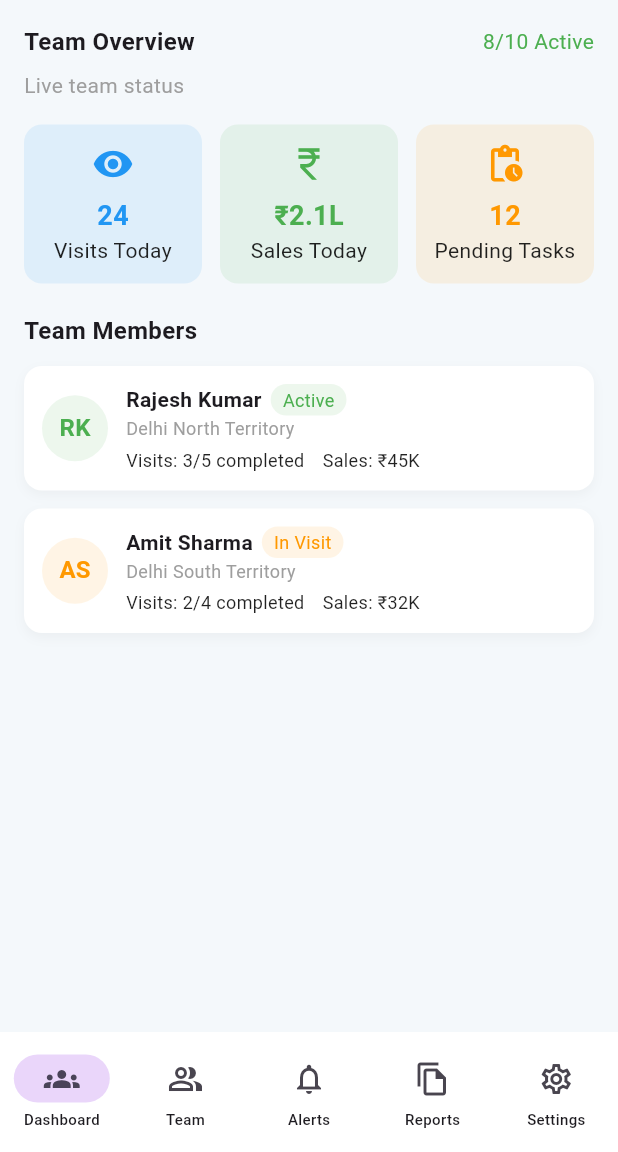
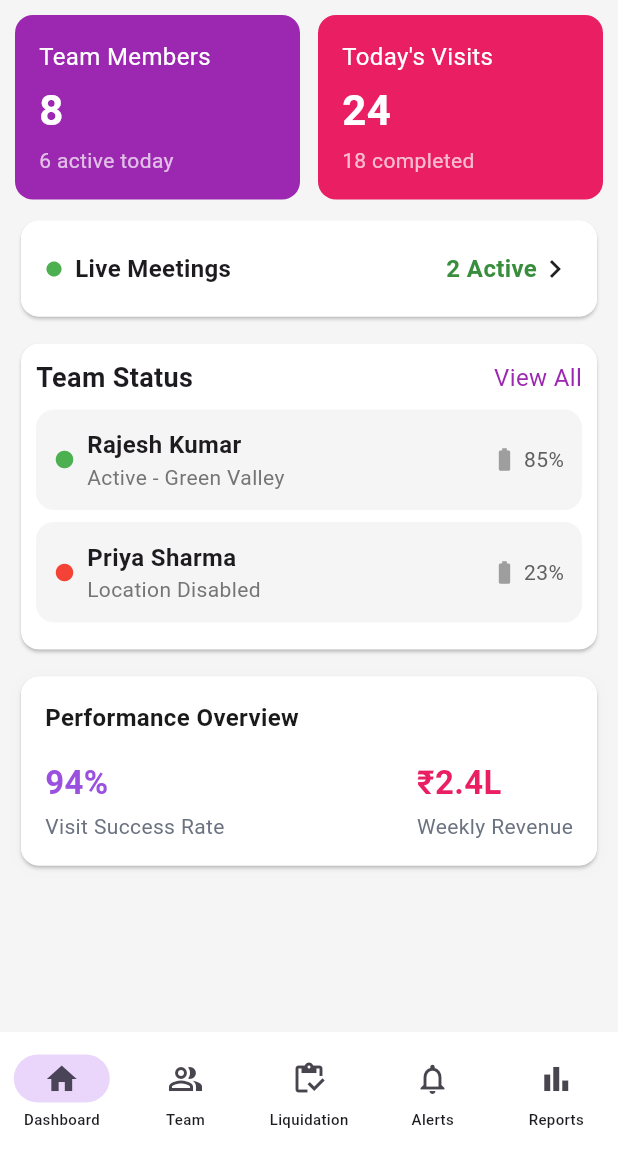
Before and after one commit to suresh429/Gencrest_flutter, a Flutter app: the TSMHomePage screen opened directly, on a phone screen of 412 x 824 dp, the part 84-1236 px from its top. Run offline on Flutter 3.47's test engine with Material 3 defaults, Android fonts, the phone set to English and light mode, and no system bars; our stand-ins replace connectivity_plus, dio, flutter_native_splash, get, hive, hive_flutter; accounts and stored records are empty.

```diff
--- a/lib/app/bindings/initial_binding.dart
+++ b/lib/app/bindings/initial_binding.dart
@@ -1,5 +1,6 @@
 import 'package:gencrest/app/controllers/reports_controller.dart';
 import 'package:gencrest/app/controllers/task_controller.dart';
+import 'package:gencrest/app/controllers/tsm_dashboard_controller.dart';
 import 'package:get/get.dart';
 import '../controllers/auth_controller.dart';
 import '../controllers/data_controller.dart';
@@ -15,5 +16,6 @@ class InitialBinding extends Bindings {
     Get.lazyPut(() => TaskController());
     Get.lazyPut(() => ReportsController());
     Get.lazyPut(() => LiquidationController());
+    Get.lazyPut(() => TsmDashboardController());
   }
 }
--- /dev/null
+++ b/lib/app/controllers/tsm_dashboard_controller.dart
@@ -0,0 +1,19 @@
+import 'package:get/get.dart';
+import 'package:get/get_state_manager/src/simple/get_controllers.dart';
+
+import '../data/models/team_member.dart';
+
+class TsmDashboardController extends GetxController {
+  var teamMembers = <TeamMember>[
+    TeamMember(
+        name: "Rajesh Kumar",
+        status: "Active - Green Valley",
+        isActive: true,
+        progress: 85),
+    TeamMember(
+        name: "Priya Sharma",
+        status: "Location Disabled",
+        isActive: false,
+        progress: 23),
+  ].obs;
+}
--- /dev/null
+++ b/lib/app/data/models/team_member.dart
@@ -0,0 +1,13 @@
+class TeamMember {
+  final String name;
+  final String status;
+  final bool isActive;
+  final int progress;
+
+  TeamMember({
+    required this.name,
+    required this.status,
+    required this.isActive,
+    required this.progress,
+  });
+}
--- /dev/null
+++ b/lib/app/pages/roles/tsm/tsm_Liquidation_screen.dart
@@ -0,0 +1,10 @@
+import 'package:flutter/material.dart';
+
+class TsmLiquidationScreen extends StatelessWidget {
+  const TsmLiquidationScreen({super.key});
+
+  @override
+  Widget build(BuildContext context) {
+    return const Placeholder();
+  }
+}
--- /dev/null
+++ b/lib/app/pages/roles/tsm/tsm_alert_screen.dart
@@ -0,0 +1,10 @@
+import 'package:flutter/material.dart';
+
+class TsmAlertScreen extends StatelessWidget {
+  const TsmAlertScreen({super.key});
+
+  @override
+  Widget build(BuildContext context) {
+    return const Placeholder();
+  }
+}
--- a/lib/app/pages/roles/tsm/tsm_dashboard.dart
+++ b/lib/app/pages/roles/tsm/tsm_dashboard.dart
@@ -1,90 +1,232 @@
 import 'package:flutter/material.dart';
+import 'package:gencrest/app/controllers/tsm_dashboard_controller.dart';
+import 'package:get/get.dart';
+import 'package:get/get_core/src/get_main.dart';
 
 import '../../../utils/colors.dart';
 
-class TSMHomeDashboard extends StatelessWidget {
-  const TSMHomeDashboard({super.key});
+class TSMHomeDashboard extends  StatelessWidget {
+final TsmDashboardController controller = Get.put(TsmDashboardController());
 
 @override
 Widget build(BuildContext context) {
   return Scaffold(
-      backgroundColor: AppColors.scaffoldBgColor,
+    backgroundColor: Colors.grey[100],
     body: SafeArea(
       child: SingleChildScrollView(
-          padding: const EdgeInsets.all(16),
+        padding: const EdgeInsets.all(10),
         child: Column(
           crossAxisAlignment: CrossAxisAlignment.start,
           children: [
-              // Header
-              // Team Overview
-              Row(
-                mainAxisAlignment: MainAxisAlignment.spaceBetween,
-                children: const [
-                  Text("Team Overview",
-                      style: TextStyle(fontSize: 16, fontWeight: FontWeight.bold)),
-                  Text("8/10 Active", style: TextStyle(color: Colors.green)),
-                ],
-              ),
-              const SizedBox(height: 8),
-              const Text("Live team status", style: TextStyle(color: Colors.grey)),
-              const SizedBox(height: 16),
-
+            // Top Row Cards
             Row(
               children: [
                 Expanded(
-                    child: _overviewCard(
-                      title: "Visits Today",
-                      value: "24",
-                      icon: Icons.visibility,
-                      color: Colors.blue,
-                    ),
+                  child: _statCard(
+                      color: Colors.purple,
+                      title: "Team Members",
+                      value: "8",
+                      subtitle: "6 active today"),
                 ),
                 const SizedBox(width: 12),
                 Expanded(
-                    child: _overviewCard(
-                      title: "Sales Today",
-                      value: "₹2.1L",
-                      icon: Icons.currency_rupee,
-                      color: Colors.green,
+                  child: _statCard(
+                      color: Colors.pink,
+                      title: "Today's Visits",
+                      value: "24",
+                      subtitle: "18 completed"),
+                ),
+              ],
+            ),
+            const SizedBox(height: 10),
+
+            // Live Meetings
+            Card(
+              elevation: 1,
+              color: Colors.white,
+              child: Container(
+                padding: const EdgeInsets.symmetric(horizontal: 16, vertical: 20),
+                decoration: BoxDecoration(
+                  color: Colors.white,
+                  borderRadius: BorderRadius.circular(12),
+                ),
+                child: Row(
+                  children: [
+                    const Icon(Icons.circle, color: Colors.green, size: 12),
+                    const SizedBox(width: 8),
+                    const Expanded(
+                      child: Text(
+                        "Live Meetings",
+                        style: TextStyle(fontSize: 16, fontWeight: FontWeight.bold),
                       ),
                     ),
-                  const SizedBox(width: 12),
+                    Text(
+                      "2 Active",
+                      style: TextStyle(
+                          fontSize: 16, color: Colors.green[700], fontWeight: FontWeight.w600),
+                    ),
+                    const Icon(Icons.chevron_right),
+                  ],
+                ),
+              ),
+            ),
+            const SizedBox(height: 10),
+
+            // Team Status Header
+            Card(
+              elevation: 1,
+              color: Colors.white,
+              child: Padding(
+                padding: const EdgeInsets.all(10.0),
+                child: Column(
+                  children: [
+                    Row(
+                      mainAxisAlignment: MainAxisAlignment.spaceBetween,
+                      children: [
+                        const Text("Team Status",
+                            style: TextStyle(fontSize: 18, fontWeight: FontWeight.bold)),
+                        Text("View All",
+                            style: TextStyle(fontSize: 16, color: Colors.purple)),
+                      ],
+                    ),
+
+                    const SizedBox(height: 8),
+
+                    // Team Status List
+                    Obx(() => ListView.builder(
+                      shrinkWrap: true,
+                      physics: const NeverScrollableScrollPhysics(),
+                      itemCount: controller.teamMembers.length,
+                      itemBuilder: (context, index) {
+                        final member = controller.teamMembers[index];
+                        return Container(
+                          margin: const EdgeInsets.only(bottom: 8),
+                          padding: const EdgeInsets.all(12),
+                          decoration: BoxDecoration(
+                            color: Colors.grey[100],
+                            borderRadius: BorderRadius.circular(12),
+                          ),
+                          child: Row(
+                            children: [
+                              Icon(Icons.circle,
+                                  color: member.isActive ? Colors.green : Colors.red,
+                                  size: 14),
+                              const SizedBox(width: 8),
                               Expanded(
-                    child: _overviewCard(
-                      title: "Pending Tasks",
-                      value: "12",
-                      icon: Icons.pending_actions,
-                      color: Colors.orange,
+                                child: Column(
+                                  crossAxisAlignment: CrossAxisAlignment.start,
+                                  children: [
+                                    Text(member.name,
+                                        style: const TextStyle(
+                                            fontSize: 16, fontWeight: FontWeight.bold)),
+                                    Text(member.status,
+                                        style: TextStyle(
+                                            fontSize: 14, color: Colors.grey[600])),
+                                  ],
+                                ),
+                              ),
+                              Row(
+                                children: [
+                                  const Icon(Icons.battery_full, size: 18, color: Colors.grey),
+                                  const SizedBox(width: 4),
+                                  Text("${member.progress}%",
+                                      style: TextStyle(
+                                          fontSize: 14, color: Colors.grey[700])),
+                                ],
+                              )
+                            ],
+                          ),
+                        );
+                      },
+                    )),
+                  ],
+                ),
+              ),
+            ),
+
+            const SizedBox(height: 10),
+
+            Card(
+              elevation: 1,
+              color: Colors.white,
+              child: Container(
+                padding: const EdgeInsets.all(16),
+                decoration: BoxDecoration(
+                  color: Colors.white,
+                  borderRadius: BorderRadius.circular(12),
+                  boxShadow: [
+                    BoxShadow(
+                      color: Colors.grey.withOpacity(0.05),
+                      blurRadius: 8,
+                      spreadRadius: 1,
+                      offset: const Offset(0, 2),
+                    )
+                  ],
+                ),
+                child: Column(
+                  crossAxisAlignment: CrossAxisAlignment.start,
+                  children: [
+                    const Text(
+                      "Performance Overview",
+                      style: TextStyle(
+                        fontSize: 16,
+                        fontWeight: FontWeight.w600,
+                        color: Color(0xFF1A1A1A),
+                      ),
+                    ),
+                    const SizedBox(height: 16),
+                    Row(
+                      mainAxisAlignment: MainAxisAlignment.spaceBetween,
+                      children: [
+                        Column(
+                          crossAxisAlignment: CrossAxisAlignment.start,
+                          children: const [
+                            Text(
+                              "94%",
+                              style: TextStyle(
+                                fontSize: 22,
+                                fontWeight: FontWeight.bold,
+                                color: Color(0xFF9B51E0),
+                              ),
+                            ),
+                            SizedBox(height: 4),
+                            Text(
+                              "Visit Success Rate",
+                              style: TextStyle(
+                                fontSize: 14,
+                                color: Color(0xFF6B7280),
                               ),
                             ),
                           ],
                         ),
-              const SizedBox(height: 20),
+                        Column(
+                          crossAxisAlignment: CrossAxisAlignment.start,
+                          children: const [
+                            Text(
+                              "₹2.4L",
+                              style: TextStyle(
+                                fontSize: 22,
+                                fontWeight: FontWeight.bold,
+                                color: Color(0xFFE91E63),
+                              ),
+                            ),
+                            SizedBox(height: 4),
+                            Text(
+                              "Weekly Revenue",
+                              style: TextStyle(
+                                fontSize: 14,
+                                color: Color(0xFF6B7280),
+                              ),
+                            ),
+                          ],
+                        ),
+                      ],
+                    )
+                  ],
+                ),
+              ),
+            )
 
-              // Team Members
-              const Text("Team Members",
-                  style: TextStyle(fontSize: 16, fontWeight: FontWeight.bold)),
-              const SizedBox(height: 12),
-
-              _teamMemberCard(
-                initials: "RK",
-                name: "Rajesh Kumar",
-                territory: "Delhi North Territory",
-                visits: "3/5 completed",
-                sales: "₹45K",
-                status: "Active",
-                statusColor: Colors.green,
-              ),
-              const SizedBox(height: 12),
-              _teamMemberCard(
-                initials: "AS",
-                name: "Amit Sharma",
-                territory: "Delhi South Territory",
-                visits: "2/4 completed",
-                sales: "₹32K",
-                status: "In Visit",
-                statusColor: Colors.orange,
-              ),
           ],
         ),
       ),
@@ -92,90 +234,31 @@ class TSMHomeDashboard extends StatelessWidget {
   );
 }
 
-  static Widget _overviewCard({
+Widget _statCard(
+    {required Color color,
       required String title,
       required String value,
-    required IconData icon,
-    required Color color,
-  }) {
+      required String subtitle}) {
   return Container(
-      padding: const EdgeInsets.all(12),
+    padding: const EdgeInsets.all(16),
     decoration: BoxDecoration(
-        color: color.withOpacity(0.1),
+      color: color,
       borderRadius: BorderRadius.circular(12),
     ),
     child: Column(
-        children: [
-          Icon(icon, color: color, size: 28),
-          const SizedBox(height: 8),
-          Text(value,
-              style: TextStyle(fontSize: 18, fontWeight: FontWeight.bold, color: color)),
-          Text(title, textAlign: TextAlign.center, style: const TextStyle(color: Colors.black87)),
-        ],
-      ),
-    );
-  }
-
-  static Widget _teamMemberCard({
-    required String initials,
-    required String name,
-    required String territory,
-    required String visits,
-    required String sales,
-    required String status,
-    required Color statusColor,
-  }) {
-    return Container(
-      padding: const EdgeInsets.all(12),
-      decoration: BoxDecoration(
-        color: Colors.white,
-        borderRadius: BorderRadius.circular(12),
-        boxShadow: [
-          BoxShadow(color: Colors.grey.withOpacity(0.1), blurRadius: 6, offset: const Offset(0, 3))
-        ],
-      ),
-      child: Row(
-        children: [
-          CircleAvatar(
-            radius: 22,
-            backgroundColor: statusColor.withOpacity(0.1),
-            child: Text(initials,
-                style: TextStyle(color: statusColor, fontWeight: FontWeight.bold)),
-          ),
-          const SizedBox(width: 12),
-          Expanded(
-            child: Column(
       crossAxisAlignment: CrossAxisAlignment.start,
       children: [
-                Row(
-                  children: [
-                    Text(name, style: const TextStyle(fontWeight: FontWeight.bold)),
-                    const SizedBox(width: 6),
-                    Container(
-                      padding: const EdgeInsets.symmetric(horizontal: 8, vertical: 2),
-                      decoration: BoxDecoration(
-                        color: statusColor.withOpacity(0.1),
-                        borderRadius: BorderRadius.circular(12),
-                      ),
-                      child: Text(status,
-                          style: TextStyle(color: statusColor, fontSize: 12)),
-                    ),
-                  ],
-                ),
-                Text(territory, style: const TextStyle(color: Colors.grey, fontSize: 12)),
+        Text(title,
+            style: const TextStyle(color: Colors.white, fontSize: 16)),
         const SizedBox(height: 4),
-                Row(
-                  children: [
-                    Text("Visits: $visits",
-                        style: const TextStyle(fontSize: 12, color: Colors.black87)),
-                    const SizedBox(width: 12),
-                    Text("Sales: $sales",
-                        style: const TextStyle(fontSize: 12, color: Colors.black87)),
-                  ],
-                ),
-              ],
-            ),
-          ),
+        Text(value,
+            style: const TextStyle(
+                color: Colors.white,
+                fontSize: 28,
+                fontWeight: FontWeight.bold)),
+        const SizedBox(height: 4),
+        Text(subtitle,
+            style: const TextStyle(color: Colors.white70, fontSize: 14)),
       ],
     ),
   );
--- a/lib/app/pages/roles/tsm/tsm_home_page.dart
+++ b/lib/app/pages/roles/tsm/tsm_home_page.dart
@@ -1,4 +1,8 @@
 import 'package:flutter/material.dart';
+import 'package:gencrest/app/pages/roles/tsm/tsm_Liquidation_screen.dart';
+import 'package:gencrest/app/pages/roles/tsm/tsm_alert_screen.dart';
+import 'package:gencrest/app/pages/roles/tsm/tsm_reports_screen.dart';
+import 'package:gencrest/app/pages/roles/tsm/tsm_team_page.dart';
 import '../../../utils/colors.dart';
 import '../../../utils/gradient_appbar.dart';
 import 'tsm_dashboard.dart';
@@ -13,12 +17,13 @@ class TSMHomePage extends StatefulWidget {
 class _TSMHomePageState extends State<TSMHomePage> {
   int _selectedIndex = 0;
 
-  final List<Widget> _tabs = const [
+  final List<Widget> _tabs = [
     TSMHomeDashboard(),
-    Center(child: Text('Team Page')),
-    Center(child: Text('Alerts Page')),
-    Center(child: Text('Reports Page')),
-    Center(child: Text('Settings Page')),
+    TsmTeamPage(),
+    TsmLiquidationScreen(),
+    TsmAlertScreen(),
+    TsmReportsScreen(),
+
   ];
 
   @override
@@ -43,8 +48,8 @@ class _TSMHomePageState extends State<TSMHomePage> {
         labelBehavior: NavigationDestinationLabelBehavior.alwaysShow,
         destinations: const [
           NavigationDestination(
-            icon: Icon(Icons.groups_outlined),
-            selectedIcon: Icon(Icons.groups),
+            icon: Icon(Icons.home_outlined),
+            selectedIcon: Icon(Icons.home),
             label: 'Dashboard',
           ),
           NavigationDestination(
@@ -53,20 +58,21 @@ class _TSMHomePageState extends State<TSMHomePage> {
             label: 'Team',
           ),
           NavigationDestination(
+            icon: Icon(Icons.inventory_outlined),
+            selectedIcon: Icon(Icons.inventory),
+            label: 'Liquidation',
+          ),
+          NavigationDestination(
             icon: Icon(Icons.notifications_outlined),
             selectedIcon: Icon(Icons.notifications),
             label: 'Alerts',
           ),
           NavigationDestination(
-            icon: Icon(Icons.file_copy_outlined),
-            selectedIcon: Icon(Icons.file_copy),
+            icon: Icon(Icons.bar_chart_outlined),
+            selectedIcon: Icon(Icons.bar_chart),
             label: 'Reports',
           ),
-          NavigationDestination(
-            icon: Icon(Icons.settings_outlined),
-            selectedIcon: Icon(Icons.settings),
-            label: 'Settings',
-          ),
+
         ],
       ),
     );
--- /dev/null
+++ b/lib/app/pages/roles/tsm/tsm_reports_screen.dart
@@ -0,0 +1,10 @@
+import 'package:flutter/material.dart';
+
+class TsmReportsScreen extends StatelessWidget {
+  const TsmReportsScreen({super.key});
+
+  @override
+  Widget build(BuildContext context) {
+    return const Placeholder();
+  }
+}
--- /dev/null
+++ b/lib/app/pages/roles/tsm/tsm_team_page.dart
@@ -0,0 +1,10 @@
+import 'package:flutter/material.dart';
+
+class TsmTeamPage extends StatelessWidget {
+  const TsmTeamPage({super.key});
+
+  @override
+  Widget build(BuildContext context) {
+    return const Placeholder();
+  }
+}
```
Lines whose indentation alone changed are shown as unchanged.
